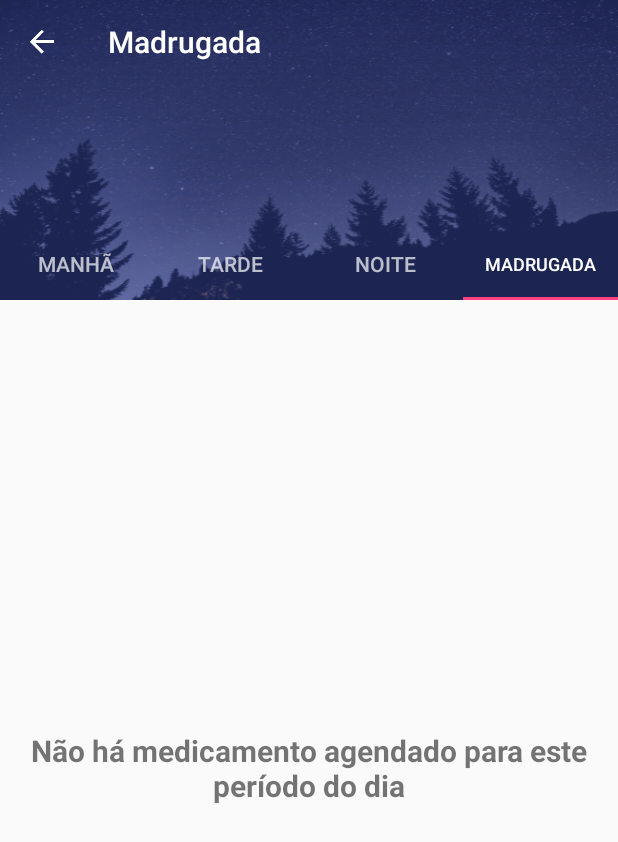
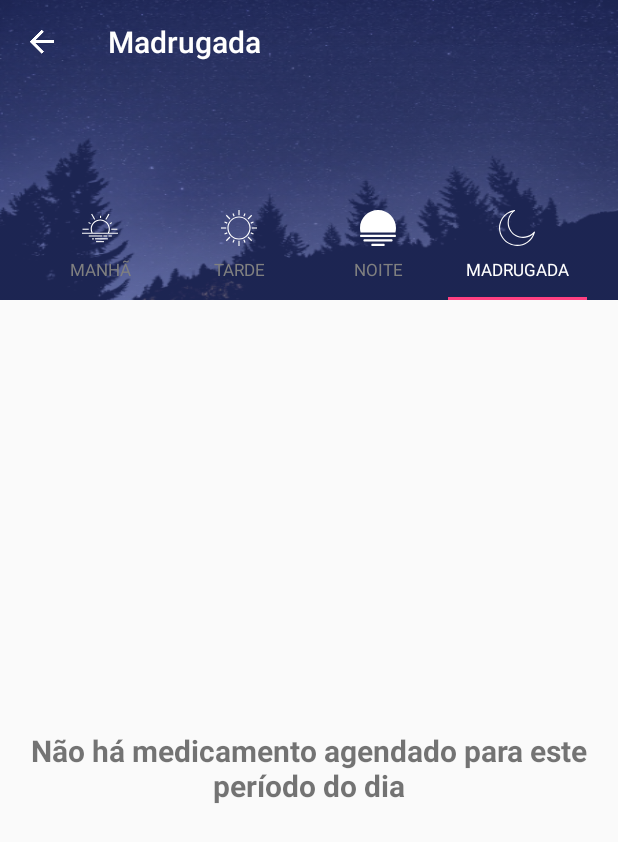
Before and after one commit to thalessn/MedAlarm, an Android app: the screen it shows after launch (InfoMedAlarmes), after a tap on "Madrugada", on a phone screen of 412 x 824 dp. Shown: the top 842 px of the screen. Run offline under Robolectric (Android 15) with nearby library versions, the phone set to English and light mode, and no system bars; our stand-ins replace CircleImageView; pictures from the network do not load.

Commit message:
Adicionado os icones no tablayout

```diff
--- a/app/src/main/java/com/gmail/thales_silva_nascimento/alarmmed/OnBootReceiver.java
+++ b/app/src/main/java/com/gmail/thales_silva_nascimento/alarmmed/OnBootReceiver.java
@@ -11,7 +11,7 @@ public class OnBootReceiver extends BroadcastReceiver {
     @Override
     public void onReceive(Context context, Intent intent) {
         Log.v("Onboot", "Teste do receiver");
-        Intent i = new Intent(context, MainActivity.class);
-        context.startActivity(i);
+        Intent i = new Intent(context, OnBootService.class);
+        context.startService(i);
     }
 }
--- a/app/src/main/java/com/gmail/thales_silva_nascimento/alarmmed/activity/InfoMedAlarmes.java
+++ b/app/src/main/java/com/gmail/thales_silva_nascimento/alarmmed/activity/InfoMedAlarmes.java
@@ -44,8 +44,6 @@ public class InfoMedAlarmes extends AppCompatActivity {
         //ImageView
         imgBarra = (ImageView) findViewById(R.id.imgBarra);
 
-
-
         //Posicao do viewpager
         final int posicao = getIntent().getExtras().getInt("posicao");
 
@@ -74,7 +72,6 @@ public class InfoMedAlarmes extends AppCompatActivity {
                     case 0:
                         getSupportActionBar().setTitle("Manhã");
                         Glide.with(InfoMedAlarmes.this).load(R.drawable.det_med_manha).transition(withCrossFade()).into(imgBarra);
-                        //Glide.with(InfoMedAlarmes.this).load(R.drawable.det_med_manha).into(imgBarra);
                         break;
                     case 1:
                         getSupportActionBar().setTitle("Tarde");
@@ -106,6 +103,12 @@ public class InfoMedAlarmes extends AppCompatActivity {
 
         tabLayout.setupWithViewPager(viewPager);
 
+        tabLayout.getTabAt(0).setIcon(R.drawable.ic_sunset_white);
+        tabLayout.getTabAt(1).setIcon(R.drawable.ic_sun_white);
+        tabLayout.getTabAt(2).setIcon(R.drawable.ic_sundown_white);
+        tabLayout.getTabAt(3).setIcon(R.drawable.ic_moon_white);
+
+
     }
 
     public void setupTitleToolbar(int itemGridPosition){
--- a/app/src/main/java/com/gmail/thales_silva_nascimento/alarmmed/dao/InstanciaAlarmeDAO.java
+++ b/app/src/main/java/com/gmail/thales_silva_nascimento/alarmmed/dao/InstanciaAlarmeDAO.java
@@ -156,6 +156,12 @@ public class InstanciaAlarmeDAO {
         database.delete(NOME_TABELA,where,whereValues);
     }
 
+    public void deletarInstanciaID(long id){
+        String [] whereValues = {String.valueOf(id)};
+        String where = COLUNA_ID + "= ?";
+        database.delete(NOME_TABELA,where,whereValues);
+    }
+
     public void deletarInstanciaPorDataAlarmeHorario(String data, long idAlarme, long idHorario){
 
         String where = COLUNA_DATA +" = ? and "+ COLUNA_ID_ALARME +" = ? and "+ COLUNA_ID_HORARIO +" = ?";
--- /dev/null
+++ b/app/src/main/res/drawable/ic_moon_white.xml
@@ -0,0 +1,4 @@
+<vector android:height="24dp" android:viewportHeight="64.0"
+    android:viewportWidth="64.0" android:width="24dp" xmlns:android="http://schemas.android.com/apk/res/android">
+    <path android:fillColor="#FFFFFF" android:pathData="M63.44,38.46c-0.43,-0.21 -0.94,-0.08 -1.23,0.29c-1.28,1.67 -2.95,3.2 -4.95,4.56c-11.62,7.88 -27.54,4.92 -35.5,-6.6c-7.82,-11.32 -4.99,-26.97 6.3,-34.89c0.38,-0.27 0.53,-0.76 0.35,-1.19c-0.17,-0.43 -0.63,-0.68 -1.08,-0.62c-4.65,0.7 -9.21,2.49 -13.19,5.19C6.97,10.08 2.14,17.43 0.55,25.91c-1.58,8.44 0.24,16.99 5.13,24.08c6.29,9.11 16.49,14.01 26.86,14.01c6.32,0 12.7,-1.82 18.29,-5.62c6.58,-4.46 11.25,-11.13 13.14,-18.78C64.09,39.14 63.86,38.67 63.44,38.46zM49.71,56.72c-13.87,9.41 -32.88,5.88 -42.38,-7.87c-4.59,-6.64 -6.29,-14.66 -4.81,-22.57C4.01,18.32 8.54,11.43 15.27,6.86c2.58,-1.75 5.42,-3.09 8.36,-3.97c-9.39,9.07 -11.14,23.93 -3.52,34.97c8.57,12.42 25.74,15.61 38.27,7.11c0.83,-0.56 1.6,-1.15 2.32,-1.76C58.48,48.65 54.68,53.35 49.71,56.72z"/>
+</vector>
--- /dev/null
+++ b/app/src/main/res/drawable/ic_sun_white.xml
@@ -0,0 +1,20 @@
+<vector android:height="24dp" android:viewportHeight="496.0"
+    android:viewportWidth="496.0" android:width="24dp" xmlns:android="http://schemas.android.com/apk/res/android">
+    <path android:fillColor="#ffffff" android:pathData="M172.7,45.4l15.3,37l-14.8,6.1l-15.3,-37z"/>
+    <path android:fillColor="#ffffff" android:pathData="M51.5,157.9l37,15.3l-6.1,14.8l-37,-15.3z"/>
+    <path android:fillColor="#ffffff" android:pathData="M45.4,323.3l37,-15.3l6.1,14.8l-37,15.3z"/>
+    <path android:fillColor="#ffffff" android:pathData="M172.7,450.7l-14.8,-6.1l15.3,-37l14.8,6.1z"/>
+    <path android:fillColor="#ffffff" android:pathData="M323.3,450.6l-15.3,-37l14.8,-6.1l15.3,37z"/>
+    <path android:fillColor="#ffffff" android:pathData="M444.5,338.1l-37,-15.3l6.1,-14.8l37,15.3z"/>
+    <path android:fillColor="#ffffff" android:pathData="M450.6,172.7l-37,15.3l-6.1,-14.8l37,-15.3z"/>
+    <path android:fillColor="#ffffff" android:pathData="M323.3,45.4l14.8,6.1l-15.3,37l-14.8,-6.1z"/>
+    <path android:fillColor="#ffffff" android:pathData="M248,88c-88.2,0 -160,71.8 -160,160s71.8,160 160,160s160,-71.8 160,-160S336.2,88 248,88zM248,392c-79.4,0 -144,-64.6 -144,-144s64.6,-144 144,-144s144,64.6 144,144S327.4,392 248,392z"/>
+    <path android:fillColor="#ffffff" android:pathData="M240,0h16v72h-16z"/>
+    <path android:fillColor="#ffffff" android:pathData="M78.3,67l50.9,50.9l-11.3,11.3l-50.9,-50.9z"/>
+    <path android:fillColor="#ffffff" android:pathData="M0,240h72v16h-72z"/>
+    <path android:fillColor="#ffffff" android:pathData="M78.3,429l-11.3,-11.3l50.9,-50.9l11.3,11.3z"/>
+    <path android:fillColor="#ffffff" android:pathData="M240,424h16v72h-16z"/>
+    <path android:fillColor="#ffffff" android:pathData="M417.7,429l-50.9,-50.9l11.3,-11.3l50.9,50.9z"/>
+    <path android:fillColor="#ffffff" android:pathData="M424,240h72v16h-72z"/>
+    <path android:fillColor="#ffffff" android:pathData="M417.7,67l11.3,11.3l-50.9,50.9l-11.3,-11.3z"/>
+</vector>
--- /dev/null
+++ b/app/src/main/res/drawable/ic_sundown_white.xml
@@ -0,0 +1,4 @@
+<vector android:height="24dp" android:viewportHeight="612.0"
+    android:viewportWidth="612.0" android:width="24dp" xmlns:android="http://schemas.android.com/apk/res/android">
+    <path android:fillColor="#FFFFFF" android:pathData="M401.6,573.8h-191.3c-10.6,0 -19.1,8.6 -19.1,19.1S199.8,612 210.4,612h95.5c0,0 0.1,0 0.1,0c0,0 0.1,0 0.1,0h95.5c10.6,0 19.1,-8.6 19.1,-19.1S412.2,573.8 401.6,573.8zM602,382.5C608.3,358 612,332.5 612,306C612,137 475,0 306,0S0,137 0,306c0,26.5 3.7,52 10,76.5H602zM535.5,497.3h-459c-10.6,0 -19.1,8.6 -19.1,19.1S65.9,535.5 76.5,535.5h459c10.6,0 19.1,-8.6 19.1,-19.1S546.1,497.3 535.5,497.3zM592.9,420.8H19.1C8.6,420.8 0,429.3 0,439.9S8.6,459 19.1,459h573.8c10.6,0 19.1,-8.6 19.1,-19.1S603.4,420.8 592.9,420.8z"/>
+</vector>
--- /dev/null
+++ b/app/src/main/res/drawable/ic_sunset_white.xml
@@ -0,0 +1,17 @@
+<vector android:height="24dp" android:viewportHeight="490.0"
+    android:viewportWidth="490.0" android:width="24dp" xmlns:android="http://schemas.android.com/apk/res/android">
+    <path android:fillColor="#ffffff" android:pathData="M368.8,308.2c7,-16 10.7,-31.9 10.7,-49.8c0,-72 -58.6,-129.9 -130.7,-129.9c-72.1,0 -130.7,57.4 -130.7,129.5c0,17.8 3.7,34.2 10.8,50.2H0v15h490v-15H368.8zM145.6,308.2h-0.8H144.8c-7.5,-15.6 -11.3,-31.6 -11.3,-49.1c0,-63.6 51.7,-115 115.3,-115s115.3,51.9 115.3,115.5c0,17.7 -3.9,33.3 -11.3,48.5h-0h-0.9H145.6z"/>
+    <path android:fillColor="#ffffff" android:pathData="M176,384.2h176v16h-176z"/>
+    <path android:fillColor="#ffffff" android:pathData="M138,384.2h23v16h-23z"/>
+    <path android:fillColor="#ffffff" android:pathData="M92,346.2h184v15h-184z"/>
+    <path android:fillColor="#ffffff" android:pathData="M291,346.2h54v15h-54z"/>
+    <path android:fillColor="#ffffff" android:pathData="M360,346.2h46v15h-46z"/>
+    <path android:fillColor="#ffffff" android:pathData="M191,423.2h108v15h-108z"/>
+    <path android:fillColor="#ffffff" android:pathData="M7,254.2h85v15h-85z"/>
+    <path android:fillColor="#ffffff" android:pathData="M398,254.2h84v15h-84z"/>
+    <path android:fillColor="#ffffff" android:pathData="M360.4,52.1l13.3,7.7l-42.8,74.2l-13.3,-7.7z"/>
+    <path android:fillColor="#ffffff" android:pathData="M137.3,51.8l42.8,74.2l-13.3,7.7l-42.8,-74.2z"/>
+    <path android:fillColor="#ffffff" android:pathData="M245,78.2h15v31h-15z"/>
+    <path android:fillColor="#ffffff" android:pathData="M93,164.2l27,15.6l-6.8,11.7l-27,-15.6z"/>
+    <path android:fillColor="#ffffff" android:pathData="M403.5,165.3l6.8,11.7l-27,15.6l-6.8,-11.7z"/>
+</vector>
--- a/app/src/main/res/layout/activity_info_med_alarmes.xml
+++ b/app/src/main/res/layout/activity_info_med_alarmes.xml
@@ -47,7 +47,7 @@
                     android:layout_height="wrap_content"
                     android:layout_gravity="top"
                     app:layout_collapseMode="pin"
-                    app:theme="@style/ThemeOverlay.AppCompat.Dark"></android.support.v7.widget.Toolbar>
+                    app:theme="@style/ThemeOverlay.AppCompat.Dark"/>
 
 
                 <android.support.design.widget.TabLayout
@@ -57,6 +57,7 @@
                     android:layout_gravity="bottom"
                     app:layout_collapseMode="pin"
                     app:tabGravity="center"
+                    app:tabTextAppearance="@style/TabLayoutStyle"
                     android:theme="@style/ThemeOverlay.AppCompat.Dark"
                     app:tabIndicatorColor="@color/colorAccent" />
 
--- a/app/src/main/res/values/styles.xml
+++ b/app/src/main/res/values/styles.xml
@@ -39,6 +39,12 @@
         <item name="colorControlActivated">@color/yelow</item>
     </style>
 
+    <!-- Altera o tamanho da fonte do tablayout -->
+    <style name="TabLayoutStyle" parent="@android:style/TextAppearance.Widget.TabWidget">
+        <item name="android:textSize">11.5sp</item>
+        <item name="android:textAllCaps">true</item>
+    </style>
+
 
 
 </resources>
```
Also changed, not shown: app/src/main/AndroidManifest.xml (+34 -15 lines), app/src/main/java/com/gmail/thales_silva_nascimento/alarmmed/OnBootService.java (+16 -4 lines), app/src/main/java/com/gmail/thales_silva_nascimento/alarmmed/controller/InstanciaAlarmeController.java (+43 -1 lines), app/src/main/java/com/gmail/thales_silva_nascimento/alarmmed/teste.java (+7 -9 lines), app/src/main/res/layout/activity_teste.xml (+6 -5 lines).
